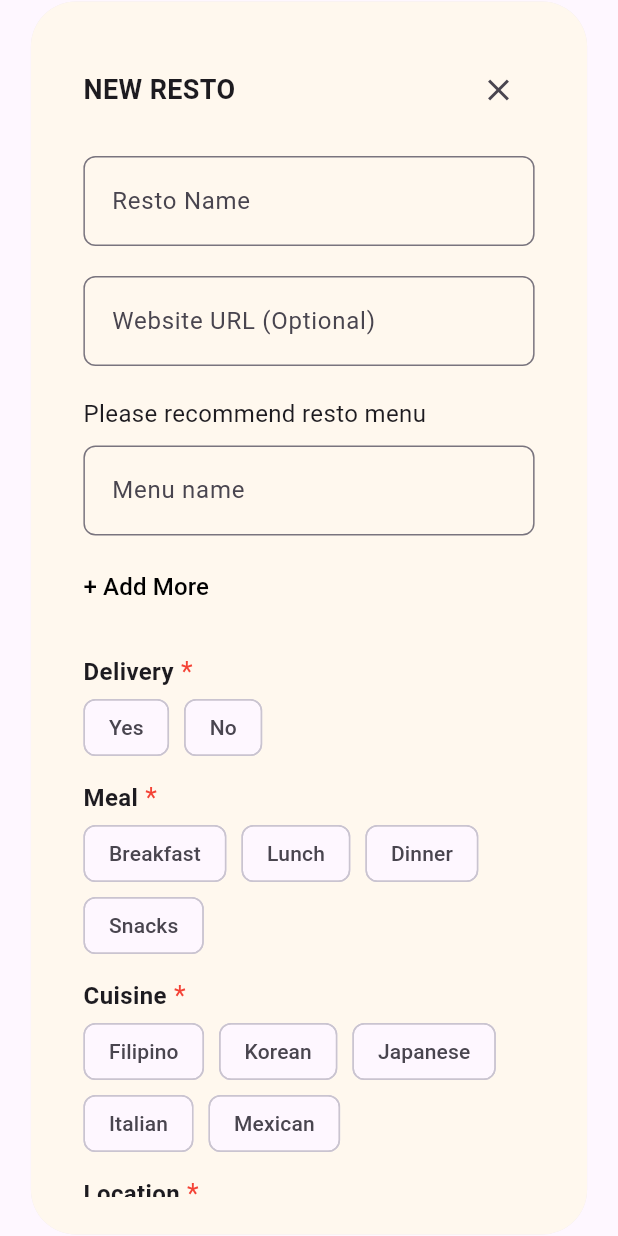
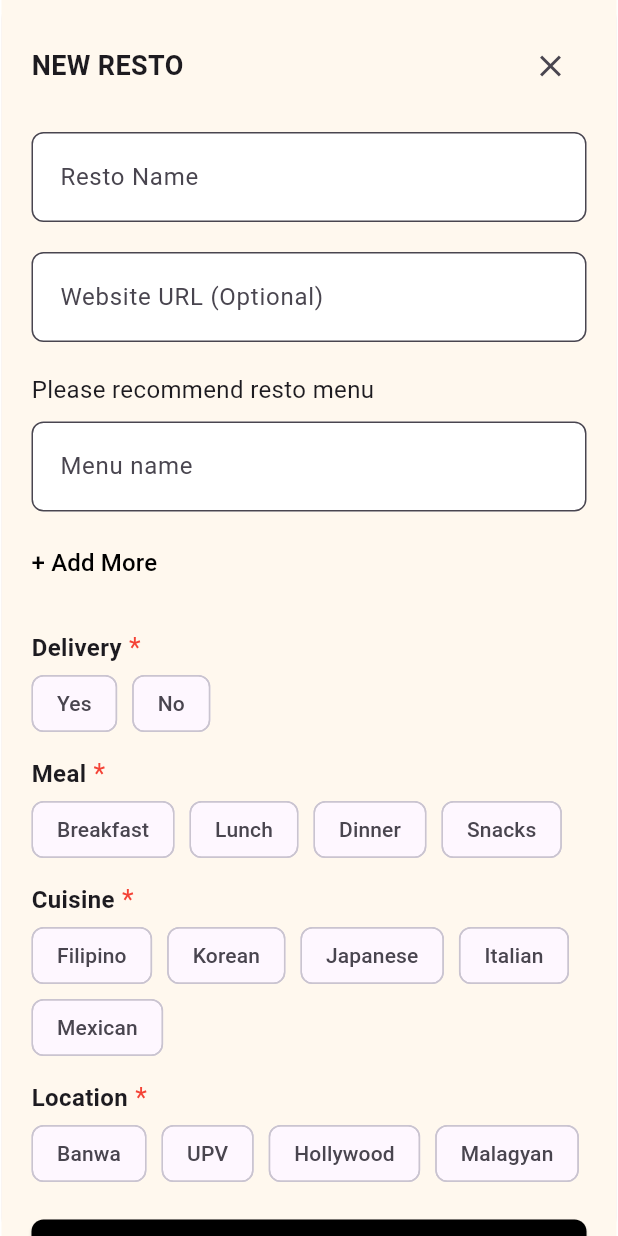
Before and after one commit to ddrrnn/resto-picker-flutter, a Flutter app: the AddResto screen opened directly, on a phone screen of 412 x 824 dp. Run offline on Flutter 3.47's test engine with Material 3 defaults, Android fonts, the light colour scheme and no system bars; our stand-ins replace flutter_fortune_wheel, flutter_spinkit, flutter_svg, font_awesome_flutter, sqflite; missing offline and left inert: flutter_popup_card; accounts and stored records are empty.

Commit message:
minor fixes

```diff
--- a/resto_picker/lib/screens/add_resto.dart
+++ b/resto_picker/lib/screens/add_resto.dart
@@ -52,6 +52,7 @@ class _AddRestoState extends State<AddResto> {
     if (widget.websiteLink != null && widget.websiteLink != 'None') {
       _websiteController.text = widget.websiteLink!;
     }
+    _selectedDelivery = {};
     _selectedMeal = {};
     _selectedCuisine = {};
     _selectedLocation = {};
@@ -171,23 +172,19 @@ class _AddRestoState extends State<AddResto> {
   @override
   Widget build(BuildContext context) {
     return Dialog(
-      insetPadding: const EdgeInsets.all(1),
-      shape: RoundedRectangleBorder(borderRadius: BorderRadius.circular(30)),
-
+      insetPadding: const EdgeInsets.symmetric(horizontal: 1),
+      shape: RoundedRectangleBorder(borderRadius: BorderRadius.circular(12)),
       child: Container(
-        padding: const EdgeInsets.all(25),
-        decoration: BoxDecoration(
-          color: const Color(0xFFFFF8EE),
-          borderRadius: BorderRadius.circular(30),
+        constraints: BoxConstraints(
+          maxHeight: MediaQuery.of(context).size.height * 1,
+          maxWidth: MediaQuery.of(context).size.width * 1.4,
         ),
-        constraints: BoxConstraints(
-          maxWidth: MediaQuery.of(context).size.width * 0.9,
-        ),
-        child: SingleChildScrollView(
+        child: Scaffold(
+          resizeToAvoidBottomInset: true,
+          backgroundColor: const Color(0xFFFFF8EE),
+          body: SingleChildScrollView(
             controller: _scrollController,
-          padding: const EdgeInsets.all(10),
-          //physics: const ClampingScrollPhysics(),
-          keyboardDismissBehavior: ScrollViewKeyboardDismissBehavior.onDrag,
+            padding: const EdgeInsets.all(20),
             child: Form(
               key: _formKey,
               child: Column(
@@ -198,7 +195,9 @@ class _AddRestoState extends State<AddResto> {
                     mainAxisAlignment: MainAxisAlignment.spaceBetween,
                     children: [
                       Text(
-                      widget.restaurantId != null ? 'EDIT RESTO' : 'NEW RESTO',
+                        widget.restaurantId != null
+                            ? 'EDIT RESTO'
+                            : 'NEW RESTO',
                         style: const TextStyle(
                           fontSize: 18,
                           fontWeight: FontWeight.bold,
@@ -217,6 +216,8 @@ class _AddRestoState extends State<AddResto> {
                   TextFormField(
                     controller: _nameController,
                     decoration: InputDecoration(
+                      fillColor: Colors.white,
+                      filled: true,
                       labelText: 'Resto Name',
                       border: OutlineInputBorder(
                         borderRadius: BorderRadius.circular(8),
@@ -239,6 +240,8 @@ class _AddRestoState extends State<AddResto> {
                   TextFormField(
                     controller: _websiteController,
                     decoration: InputDecoration(
+                      fillColor: Colors.white,
+                      filled: true,
                       labelText: 'Website URL (Optional)',
                       hintText: 'https://HellsKitchen.com',
                       border: OutlineInputBorder(
@@ -272,11 +275,14 @@ class _AddRestoState extends State<AddResto> {
                                   child: TextFormField(
                                     controller: controller,
                                     decoration: InputDecoration(
+                                      fillColor: Colors.white,
+                                      filled: true,
                                       labelText: 'Menu name',
                                       border: OutlineInputBorder(
                                         borderRadius: BorderRadius.circular(8),
                                       ),
-                                    contentPadding: const EdgeInsets.symmetric(
+                                      contentPadding:
+                                          const EdgeInsets.symmetric(
                                             horizontal: 15,
                                             vertical: 18,
                                           ),
@@ -291,7 +297,9 @@ class _AddRestoState extends State<AddResto> {
                                 ),
                                 if (_menuControllers.length > 1)
                                   IconButton(
-                                  icon: const Icon(Icons.remove_circle_outline),
+                                    icon: const Icon(
+                                      Icons.remove_circle_outline,
+                                    ),
                                     onPressed: () => _removeMenuField(index),
                                     padding: const EdgeInsets.only(left: 10),
                                   ),
@@ -369,7 +377,9 @@ class _AddRestoState extends State<AddResto> {
                   Wrap(
                     spacing: 10,
                     children:
-                      ['Breakfast', 'Lunch', 'Dinner', 'Snacks'].map((option) {
+                        ['Breakfast', 'Lunch', 'Dinner', 'Snacks'].map((
+                          option,
+                        ) {
                           return FilterChip(
                             label: Text(option),
                             selected: _selectedMeal.contains(option),
@@ -467,8 +477,6 @@ class _AddRestoState extends State<AddResto> {
                   ),
                   const SizedBox(height: 20),
 
-                Row(),
-
                   // Save Button
                   ElevatedButton(
                     onPressed:
@@ -481,7 +489,9 @@ class _AddRestoState extends State<AddResto> {
                                   _selectedLocation.isEmpty) {
                                 ScaffoldMessenger.of(context).showSnackBar(
                                   const SnackBar(
-                                  content: Text('Please fill out all fields.'),
+                                    content: Text(
+                                      'Please fill out all fields.',
+                                    ),
                                   ),
                                 );
                                 return;
@@ -497,7 +507,9 @@ class _AddRestoState extends State<AddResto> {
                     ),
                     child:
                         _isSaving
-                          ? const CircularProgressIndicator(color: Colors.white)
+                            ? const CircularProgressIndicator(
+                              color: Colors.white,
+                            )
                             : const Text(
                               'SAVE RESTO',
                               style: TextStyle(
@@ -512,6 +524,7 @@ class _AddRestoState extends State<AddResto> {
             ),
           ),
         ),
+      ),
     );
   }
 }
--- a/resto_picker/lib/screens/edit.dart
+++ b/resto_picker/lib/screens/edit.dart
@@ -141,7 +141,7 @@ class _EditScreenState extends State<EditScreen> {
           children: [
             // Header
             const Text(
-              'SPIN',
+              'RESTOS',
               style: TextStyle(fontSize: 18, fontWeight: FontWeight.bold),
             ),
             const SizedBox(height: 20),
```
Lines whose indentation alone changed are shown as unchanged.
